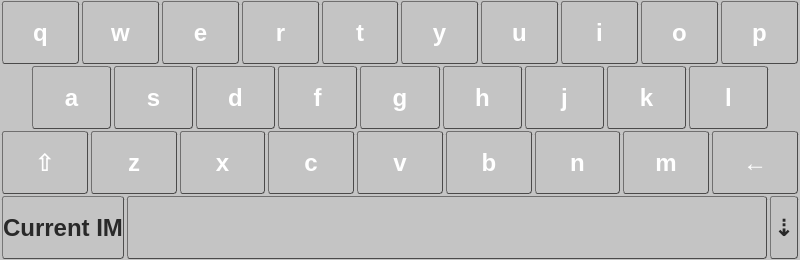
Qt form src/QVirtualKeyboard.ui (drradwan/Qin) before a commit.
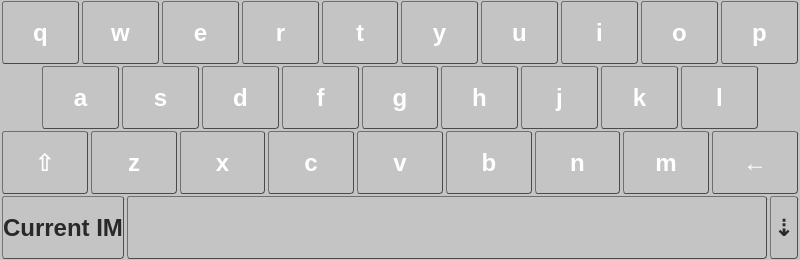
The same form after that commit.

Patch:
```diff
--- a/src/QVirtualKeyboard.ui
+++ b/src/QVirtualKeyboard.ui
@@ -412,10 +412,10 @@
         <number>1</number>
        </property>
        <property name="leftMargin">
-        <number>30</number>
+        <number>40</number>
        </property>
        <property name="rightMargin">
-        <number>30</number>
+        <number>40</number>
        </property>
        <item>
         <widget class="QToolButton" name="btnA">
```
